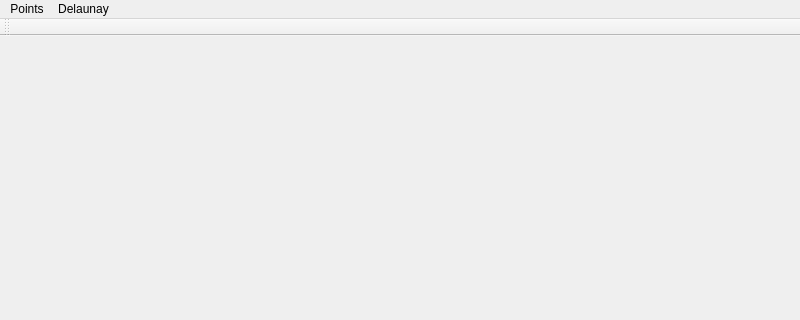
The window that mainwindow.ui (qiaone/delaunay) describes before a commit, drawn with Qt 5; both pictures show x 0 to 800 and y 0 to 320 of the 800 by 600 pixel window.
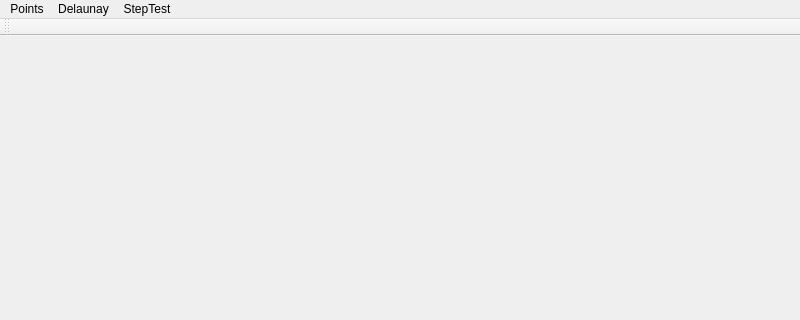
The same window after the commit.

```diff
--- a/mainwindow.ui
+++ b/mainwindow.ui
@@ -42,8 +42,15 @@
     <addaction name="actionPerform"/>
     <addaction name="actionStepByStep"/>
    </widget>
+   <widget class="QMenu" name="menuStepTest">
+    <property name="title">
+     <string>StepTest</string>
+    </property>
+    <addaction name="actionPerformStep"/>
+   </widget>
    <addaction name="menuPoints"/>
    <addaction name="menuViewer"/>
+   <addaction name="menuStepTest"/>
   </widget>
   <widget class="QStatusBar" name="statusBar"/>
   <widget class="QToolBar" name="mainToolBar">
```
Left out of the diff: 5 changed lines with no effect on the pictures.
